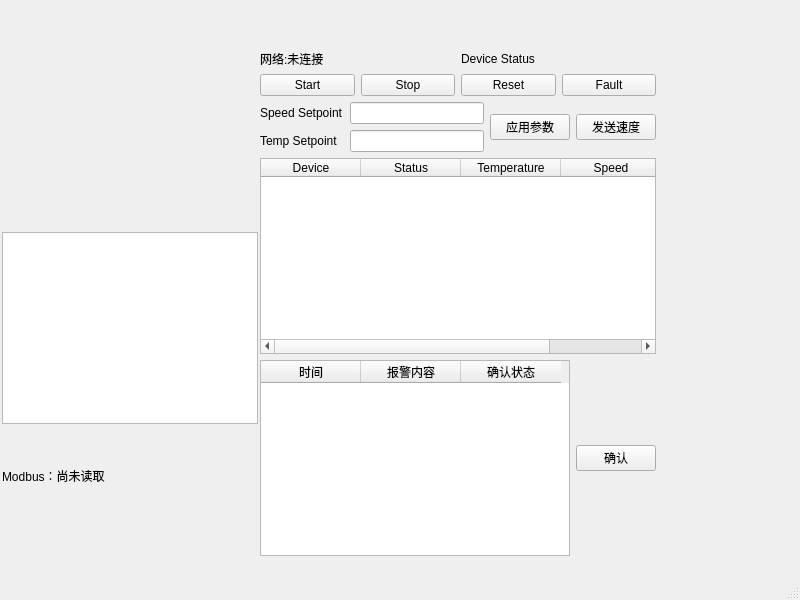
Qt form mainwindow.ui (P1ko0/industrial-device-monitor) before a commit.
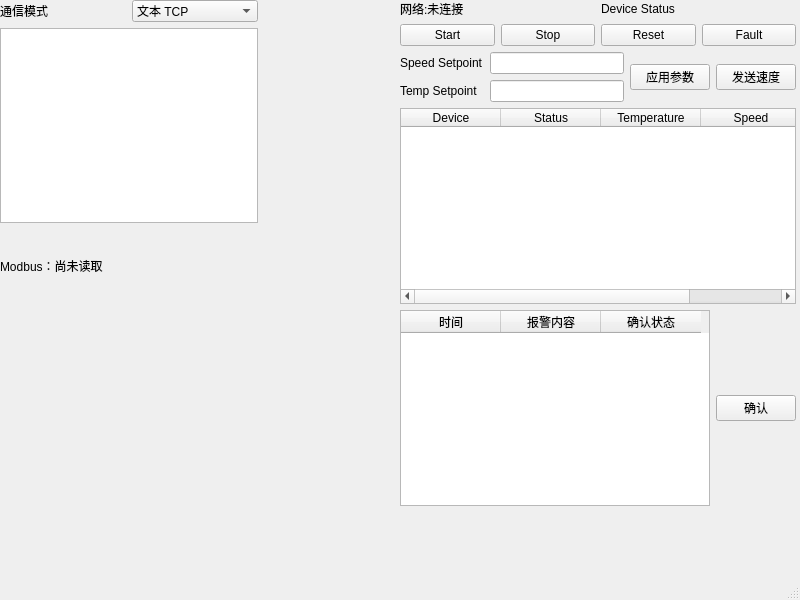
The same form after that commit.

Commit message: Add TCP and Modbus mode selection and status queries

```diff
--- a/mainwindow.ui
+++ b/mainwindow.ui
@@ -17,8 +17,8 @@
    <widget class="QWidget" name="layoutWidget">
     <property name="geometry">
      <rect>
-      <x>260</x>
-      <y>50</y>
+      <x>400</x>
+      <y>0</y>
       <width>396</width>
       <height>506</height>
      </rect>
@@ -26,7 +26,7 @@
     <layout class="QVBoxLayout" name="verticalLayout">
      <item>
       <layout class="QHBoxLayout" name="horizontalLayout_5">
-       <item>
+       <item alignment="Qt::AlignmentFlag::AlignTop">
         <widget class="QLabel" name="connectionLabel">
          <property name="text">
           <string>网络:未连接</string>
@@ -184,8 +184,8 @@
    <widget class="QLabel" name="modbusDataLabel">
     <property name="geometry">
      <rect>
-      <x>2</x>
-      <y>430</y>
+      <x>0</x>
+      <y>220</y>
       <width>231</width>
       <height>91</height>
      </rect>
@@ -194,18 +194,49 @@
      <string>Modbus：尚未读取</string>
     </property>
    </widget>
-   <widget class="QPlainTextEdit" name="logEdit">
+   <widget class="QWidget" name="">
     <property name="geometry">
      <rect>
-      <x>2</x>
-      <y>232</y>
-      <width>256</width>
-      <height>192</height>
+      <x>0</x>
+      <y>0</y>
+      <width>258</width>
+      <height>223</height>
      </rect>
     </property>
-    <property name="readOnly">
-     <bool>true</bool>
-    </property>
+    <layout class="QVBoxLayout" name="verticalLayout_2">
+     <item>
+      <layout class="QHBoxLayout" name="horizontalLayout_3">
+       <item>
+        <widget class="QLabel" name="label">
+         <property name="text">
+          <string>通信模式</string>
+         </property>
+        </widget>
+       </item>
+       <item>
+        <widget class="QComboBox" name="communicationModeComboBox">
+         <item>
+          <property name="text">
+           <string>文本 TCP</string>
+          </property>
+         </item>
+         <item>
+          <property name="text">
+           <string>Modbus TCP</string>
+          </property>
+         </item>
+        </widget>
+       </item>
+      </layout>
+     </item>
+     <item>
+      <widget class="QPlainTextEdit" name="logEdit">
+       <property name="readOnly">
+        <bool>true</bool>
+       </property>
+      </widget>
+     </item>
+    </layout>
    </widget>
   </widget>
   <widget class="QMenuBar" name="menubar">
```
The commit also changes 2 other files.
